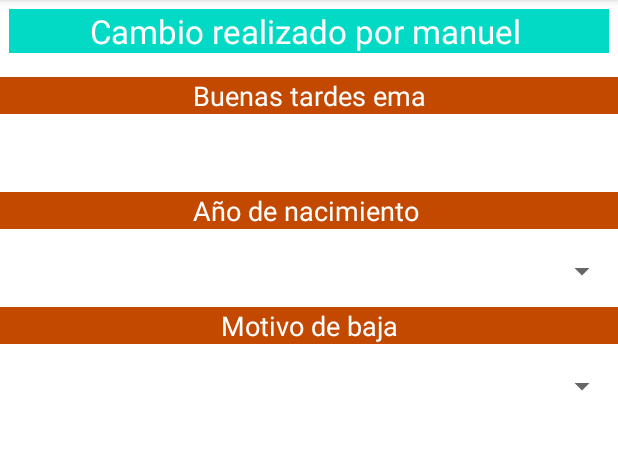
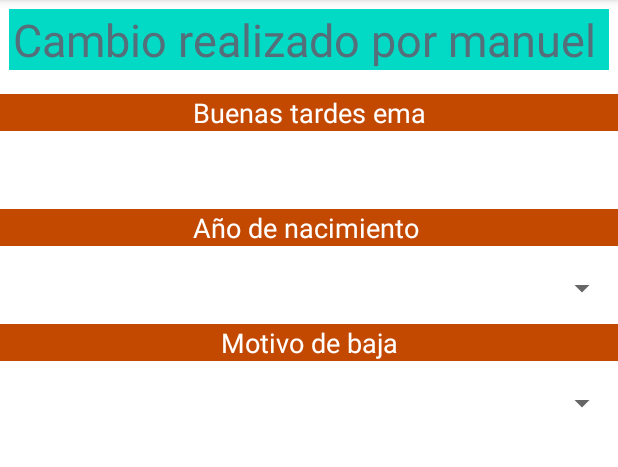
Before and after one commit to mhernandez-sys/App_ActCirculantes, an Android app: the fragment HomeFragment shown on its own in the app's theme, on a phone screen of 412 x 824 dp, the part 84-551 px from its top. Run offline under Robolectric (Android 15) with nearby library versions, the phone set to English and light mode, and no system bars.

```diff
--- a/app/src/main/java/com/example/demoac_circulante/ui/home/HomeFragment.java
+++ b/app/src/main/java/com/example/demoac_circulante/ui/home/HomeFragment.java
@@ -24,6 +24,8 @@ private FragmentHomeBinding binding;
          return root;
     }
 
+    ///Hola como estas
+
 @Override
     public void onDestroyView() {
         super.onDestroyView();
--- a/app/src/main/res/layout/fragment_home.xml
+++ b/app/src/main/res/layout/fragment_home.xml
@@ -16,13 +16,12 @@
             android:id="@+id/textView9"
             android:layout_width="match_parent"
             android:layout_height="wrap_content"
+            android:layout_margin="6dp"
+            android:background="@color/teal_200"
+            android:gravity="center"
             android:text="Cambio realizado por manuel "
-            android:background="@color/teal_200"
-            android:textColor="@color/white"
-            android:gravity="center"
-            android:textSize="22sp"
-            android:layout_margin="6dp"
-            />
+            android:textColor="#546E7A"
+            android:textSize="30sp" />
 
         <TextView
             android:id="@+id/textView10"
```
